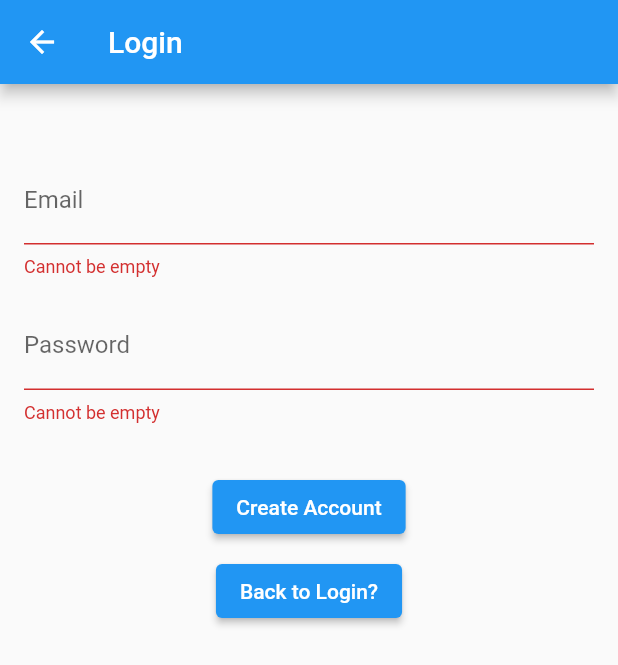
After one commit to ankanSikdar/flutter-bloc-firebase-auth-example, a Flutter app: the SignUpPage screen opened directly, after a tap on "Create Account", on a phone screen of 412 x 824 dp. The commit adds this screen. Shown: the top 665 px of the screen. Run offline on Flutter 3.47's test engine with Material 2 defaults, Android fonts, the phone set to English and light mode, and no system bars; our stand-ins replace bloc, cloud_firestore, equatable, firebase_auth, firebase_core, flutter_bloc; accounts and stored records are empty.

Commit message:
Added signup page

```diff
--- a/lib/pages/pages.dart
+++ b/lib/pages/pages.dart
@@ -1 +1,2 @@
 export 'login/login_page.dart';
+export 'signup/signup_page.dart';
--- /dev/null
+++ b/lib/pages/signup/cubit/signup_cubit.dart
@@ -0,0 +1,36 @@
+import 'package:bloc/bloc.dart';
+import 'package:bloc_firebase_login/repositories/repositories.dart';
+import 'package:equatable/equatable.dart';
+import 'package:flutter/material.dart';
+
+part 'signup_state.dart';
+
+class SignupCubit extends Cubit<SignupState> {
+  final AuthenticationRepository _authenticationRepository;
+
+  SignupCubit(AuthenticationRepository authenticationRepository)
+      : _authenticationRepository = authenticationRepository,
+        super(SignupState.initial());
+
+  void emailChanged(String value) {
+    emit(state.copyWith(email: value));
+  }
+
+  void passwordChanged(String value) {
+    emit(state.copyWith(password: value));
+  }
+
+  Future<void> signupWithEmailAndPassword() async {
+    if (state.email.isEmpty || state.password.isEmpty) return;
+    emit(state.copyWith(status: SignupStatus.submitting));
+    try {
+      await _authenticationRepository.signUpWithEmailAndPassword(
+        email: state.email,
+        password: state.password,
+      );
+      emit(state.copyWith(status: SignupStatus.success));
+    } catch (e) {
+      emit(state.copyWith(status: SignupStatus.error));
+    }
+  }
+}
--- /dev/null
+++ b/lib/pages/signup/cubit/signup_state.dart
@@ -0,0 +1,34 @@
+part of 'signup_cubit.dart';
+
+enum SignupStatus { initial, submitting, success, error }
+
+class SignupState extends Equatable {
+  final String email;
+  final String password;
+  final SignupStatus status;
+
+  const SignupState({
+    @required this.email,
+    @required this.password,
+    @required this.status,
+  });
+
+  factory SignupState.initial() {
+    return SignupState(email: '', password: '', status: SignupStatus.initial);
+  }
+
+  @override
+  List<Object> get props => [];
+
+  SignupState copyWith({
+    String email,
+    String password,
+    SignupStatus status,
+  }) {
+    return SignupState(
+      email: email ?? this.email,
+      password: password ?? this.password,
+      status: status ?? this.status,
+    );
+  }
+}
--- /dev/null
+++ b/lib/pages/signup/signup_page.dart
@@ -0,0 +1,34 @@
+import 'package:bloc_firebase_login/pages/signup/cubit/signup_cubit.dart';
+import 'package:bloc_firebase_login/pages/signup/widgets/SignUpForm.dart';
+import 'package:bloc_firebase_login/repositories/repositories.dart';
+import 'package:flutter/material.dart';
+import 'package:flutter_bloc/flutter_bloc.dart';
+
+class SignUpPage extends StatefulWidget {
+  const SignUpPage({Key key}) : super(key: key);
+
+  @override
+  _SignUpPageState createState() => _SignUpPageState();
+}
+
+class _SignUpPageState extends State<SignUpPage> {
+  final _formKey = GlobalKey<FormState>();
+
+  @override
+  Widget build(BuildContext context) {
+    return Scaffold(
+      appBar: AppBar(
+        title: Text('Login'),
+      ),
+      body: Padding(
+        padding: EdgeInsets.symmetric(horizontal: 16.0, vertical: 48.0),
+        child: BlocProvider<SignupCubit>(
+          create: (context) => SignupCubit(
+            context.read<AuthenticationRepository>(),
+          ),
+          child: SignUpForm(formKey: _formKey),
+        ),
+      ),
+    );
+  }
+}
--- /dev/null
+++ b/lib/pages/signup/widgets/SignUpForm.dart
@@ -0,0 +1,68 @@
+import 'package:bloc_firebase_login/pages/signup/cubit/signup_cubit.dart';
+import 'package:flutter/material.dart';
+import 'package:flutter_bloc/flutter_bloc.dart';
+
+class SignUpForm extends StatelessWidget {
+  const SignUpForm({
+    Key key,
+    @required GlobalKey<FormState> formKey,
+  })  : _formKey = formKey,
+        super(key: key);
+
+  final GlobalKey<FormState> _formKey;
+
+  @override
+  Widget build(BuildContext context) {
+    return BlocListener<SignupCubit, SignupState>(
+      listener: (context, state) {
+        if (state.status == SignupStatus.error) {
+          ScaffoldMessenger.of(context)
+            ..hideCurrentSnackBar()
+            ..showSnackBar(
+              const SnackBar(content: Text('Sing Up Failure')),
+            );
+        }
+      },
+      child: Form(
+        key: _formKey,
+        child: Column(
+          children: [
+            TextFormField(
+              decoration: InputDecoration(labelText: 'Email'),
+              validator: (value) {
+                if (value.trim().isEmpty) {
+                  return 'Cannot be empty';
+                }
+                return null;
+              },
+              onChanged: (value) =>
+                  context.read<SignupCubit>().emailChanged(value),
+            ),
+            SizedBox(height: 16.0),
+            TextFormField(
+              decoration: InputDecoration(labelText: 'Password'),
+              validator: (value) {
+                if (value.trim().isEmpty) {
+                  return 'Cannot be empty';
+                }
+                return null;
+              },
+              onChanged: (value) =>
+                  context.read<SignupCubit>().passwordChanged(value),
+            ),
+            SizedBox(height: 32.0),
+            ElevatedButton(
+                onPressed: () {
+                  if (_formKey.currentState.validate()) {
+                    context.read<SignupCubit>().signupWithEmailAndPassword();
+                  }
+                },
+                child: Text('Create Account')),
+            SizedBox(height: 8.0),
+            ElevatedButton(onPressed: () {}, child: Text('Back to Login?')),
+          ],
+        ),
+      ),
+    );
+  }
+}
```
